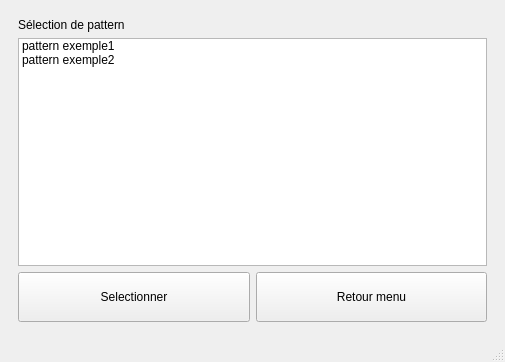
qserdel/projet-industriel-roborongeurs, file QT/Menus interface/mainwindow.ui: the form before one commit.
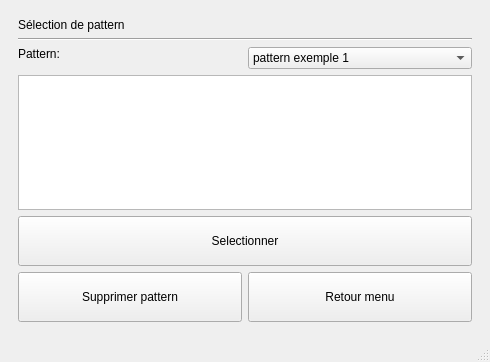
The form after the commit. The open tabs and pages were chosen to show the change.

Patch:
```diff
--- a/QT/Menus interface/mainwindow.ui
+++ b/QT/Menus interface/mainwindow.ui
@@ -6,7 +6,7 @@
    <rect>
     <x>0</x>
     <y>0</y>
-    <width>505</width>
+    <width>490</width>
     <height>362</height>
    </rect>
   </property>
@@ -15,7 +15,7 @@
   </property>
   <widget class="QWidget" name="centralwidget">
    <layout class="QGridLayout" name="gridLayout">
-    <item row="0" column="0">
+    <item row="1" column="0">
      <widget class="QStackedWidget" name="stackedWidget">
       <property name="currentIndex">
        <number>11</number>
@@ -219,7 +219,7 @@
       </widget>
       <widget class="QWidget" name="Menu_selection_pattern">
        <layout class="QGridLayout" name="gridLayout_10">
-        <item row="2" column="1">
+        <item row="6" column="1">
          <widget class="QPushButton" name="retourMenuSelectionPattern">
           <property name="minimumSize">
            <size>
@@ -232,26 +232,24 @@
           </property>
          </widget>
         </item>
-        <item row="2" column="0">
-         <widget class="QPushButton" name="selectionnerPattern">
-          <property name="minimumSize">
-           <size>
-            <width>0</width>
-            <height>50</height>
-           </size>
-          </property>
-          <property name="maximumSize">
-           <size>
-            <width>16777215</width>
-            <height>50</height>
-           </size>
-          </property>
-          <property name="text">
-           <string>Selectionner</string>
-          </property>
+        <item row="2" column="1" rowspan="2">
+         <widget class="QComboBox" name="listePattern">
+          <item>
+           <property name="text">
+            <string>pattern exemple 1</string>
+           </property>
+          </item>
+          <item>
+           <property name="text">
+            <string>pattern exemple 2</string>
+           </property>
+          </item>
          </widget>
         </item>
-        <item row="0" column="0" colspan="2">
+        <item row="4" column="0" colspan="2">
+         <widget class="QTableView" name="infoPattern"/>
+        </item>
+        <item row="0" column="0">
          <widget class="QLabel" name="label_7">
           <property name="maximumSize">
            <size>
@@ -265,17 +263,49 @@
          </widget>
         </item>
         <item row="1" column="0" colspan="2">
-         <widget class="QListWidget" name="listePatterns">
-          <item>
-           <property name="text">
-            <string>pattern exemple1</string>
-           </property>
-          </item>
-          <item>
-           <property name="text">
-            <string>pattern exemple2</string>
-           </property>
-          </item>
+         <widget class="Line" name="line_13">
+          <property name="orientation">
+           <enum>Qt::Horizontal</enum>
+          </property>
+         </widget>
+        </item>
+        <item row="2" column="0">
+         <widget class="QLabel" name="label_17">
+          <property name="text">
+           <string>Pattern:</string>
+          </property>
+         </widget>
+        </item>
+        <item row="5" column="0" colspan="2">
+         <widget class="QPushButton" name="selectionnerPattern">
+          <property name="minimumSize">
+           <size>
+            <width>0</width>
+            <height>50</height>
+           </size>
+          </property>
+          <property name="maximumSize">
+           <size>
+            <width>16777215</width>
+            <height>50</height>
+           </size>
+          </property>
+          <property name="text">
+           <string>Selectionner</string>
+          </property>
+         </widget>
+        </item>
+        <item row="6" column="0">
+         <widget class="QPushButton" name="supprimerPattern">
+          <property name="minimumSize">
+           <size>
+            <width>0</width>
+            <height>50</height>
+           </size>
+          </property>
+          <property name="text">
+           <string>Supprimer pattern</string>
+          </property>
          </widget>
         </item>
        </layout>
```
Left out of the diff: 23 changed lines with no effect on the pictures.
